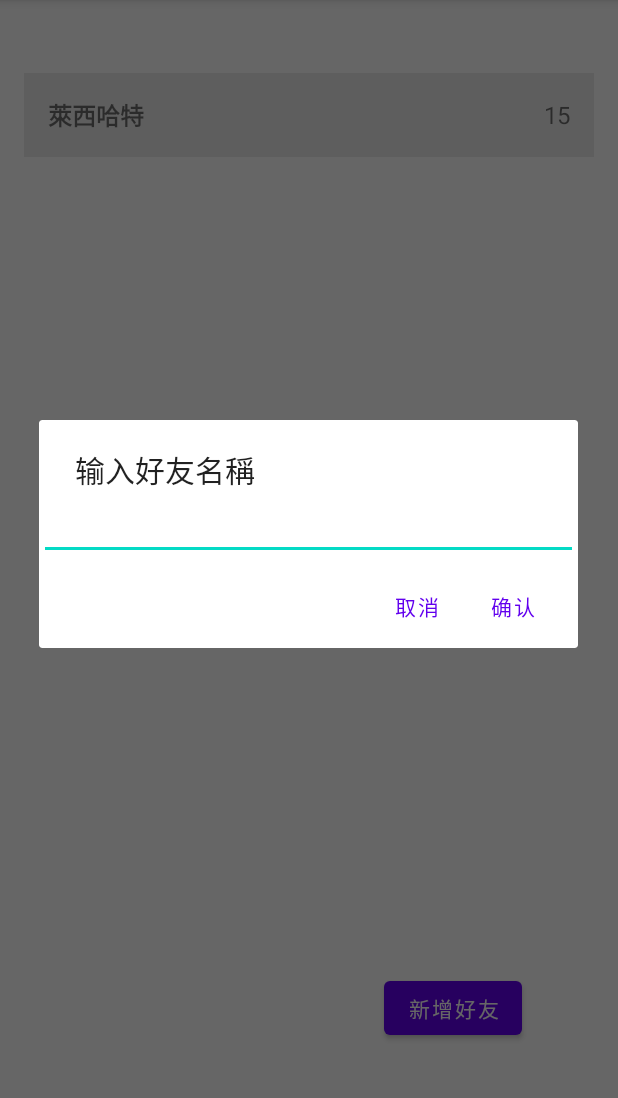
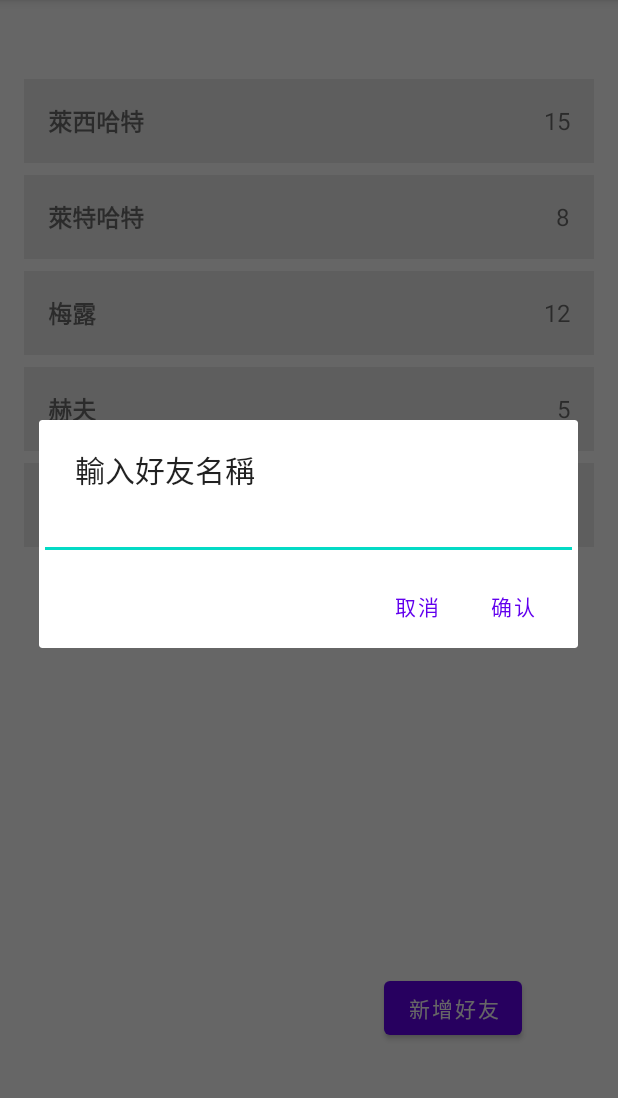
Before and after one commit to heavenrain/StriveLife, an Android app: the ContestDetailActivity screen opened directly, with no data from a screen before it, after a tap on "新增好友", on a phone screen of 412 x 824 dp, the part 84-1182 px from its top. Run offline under Robolectric (Android 15) with nearby library versions, the phone set to English and light mode, and no system bars.

Commit message:
contestdetail UI fixed

```diff
--- a/app/src/main/java/com/example/strivelifeapplication/ContestDetailActivity.java
+++ b/app/src/main/java/com/example/strivelifeapplication/ContestDetailActivity.java
@@ -48,8 +48,8 @@ public class ContestDetailActivity extends AppCompatActivity {
 
         // 设置布局管理器
         RecyclerView.LayoutManager layoutManager = new LinearLayoutManager(this);
-        recyclerView.setLayoutManager(new LinearLayoutManager(this));
-        // 調整間隙
+        recyclerView.setLayoutManager(layoutManager);
+        // 调整间隙
         int spacing = getResources().getDimensionPixelSize(R.dimen.item_spacing);
         recyclerView.addItemDecoration(new ChallengerDecoration(spacing));
 
@@ -59,7 +59,7 @@ public class ContestDetailActivity extends AppCompatActivity {
             @Override
             public void onClick(View v) {
                 AlertDialog.Builder builder = new AlertDialog.Builder(ContestDetailActivity.this);
-                builder.setTitle("输入好友名稱");
+                builder.setTitle("輸入好友名稱");
 
                 // 创建一个 EditText 作为对话框的内容
                 final EditText inputEditText = new EditText(ContestDetailActivity.this);
--- a/app/src/main/res/layout/challenger_item.xml
+++ b/app/src/main/res/layout/challenger_item.xml
@@ -1,7 +1,7 @@
 <?xml version="1.0" encoding="utf-8"?>
 <androidx.constraintlayout.widget.ConstraintLayout xmlns:android="http://schemas.android.com/apk/res/android"
     android:layout_width="match_parent"
-    android:layout_height="match_parent">
+    android:layout_height="wrap_content">
 
     <LinearLayout xmlns:android="http://schemas.android.com/apk/res/android"
         android:layout_width="match_parent"
--- a/app/src/main/res/layout/new_contest.xml
+++ b/app/src/main/res/layout/new_contest.xml
@@ -2,7 +2,7 @@
 <LinearLayout xmlns:android="http://schemas.android.com/apk/res/android"
     android:layout_width="match_parent"
     android:layout_height="wrap_content"
-    xmlns:app="http://schemas.android.com/apk/res-auto"
+
     android:orientation="vertical"
     android:padding="16dp">
 
--- a/app/src/main/res/values/dimens.xml
+++ b/app/src/main/res/values/dimens.xml
@@ -4,5 +4,5 @@
     <dimen name="activity_vertical_margin">16dp</dimen>
     <dimen name="dialog_width">400dp</dimen>
     <dimen name="dialog_height">600dp</dimen>
-    <dimen name="item_spacing">0dp</dimen>
+    <dimen name="item_spacing">4dp</dimen>
 </resources>
```
Also changed, not shown: app/src/main/java/com/example/strivelifeapplication/ui/notifications/ContestDetailFragment.java (deleted, +0 -46 lines).
